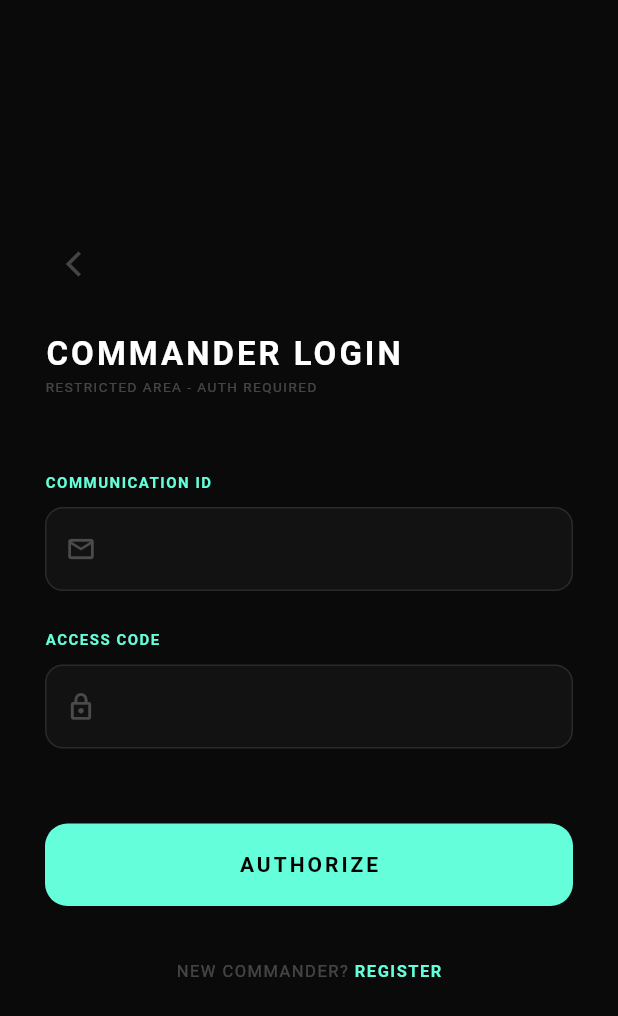
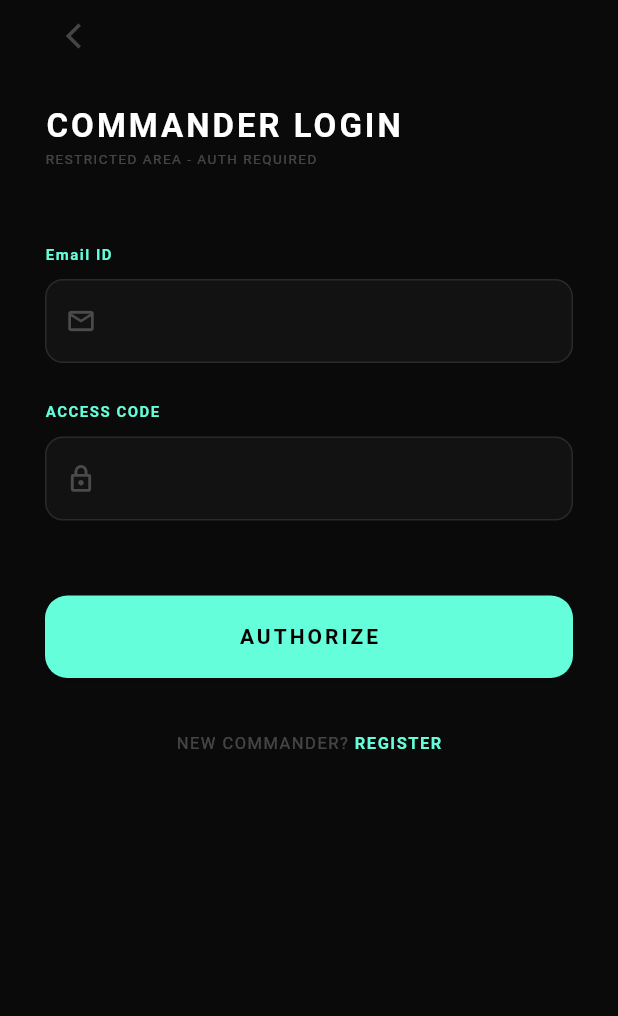
Before and after one commit to Mr-Jayed/TracON_Project1, a Flutter app: the screen it shows after launch, after a tap on "SIGN IN", on a phone screen of 412 x 824 dp. Shown: the top 1016 px of the screen. Run offline on Flutter 3.47's test engine with Material 3 defaults, Android fonts, the phone set to English and light mode, and no system bars; our stand-ins replace audioplayers, flutter_map, latlong2, supabase_flutter; missing offline and left inert: onesignal_flutter; accounts and stored records are empty.

Commit message:
login/signup now

```diff
--- a/lib/login_page.dart
+++ b/lib/login_page.dart
@@ -62,8 +62,9 @@ class _LoginPageState extends State<LoginPage> {
   Widget build(BuildContext context) {
     return Scaffold(
       backgroundColor: const Color(0xFF0A0A0A),
+      resizeToAvoidBottomInset: true,
       body: SafeArea(
-        child: Padding(
+        child: SingleChildScrollView(
           padding: const EdgeInsets.symmetric(horizontal: 30),
           child: Column(
             mainAxisAlignment: MainAxisAlignment.center,
@@ -78,7 +79,7 @@ class _LoginPageState extends State<LoginPage> {
               const Text("RESTRICTED AREA - AUTH REQUIRED", style: TextStyle(color: Colors.white24, fontSize: 9, letterSpacing: 1)),
               const SizedBox(height: 50),
 
-              _buildTextField(_emailController, "COMMUNICATION ID", Icons.email_outlined, false),
+              _buildTextField(_emailController, "Email ID", Icons.email_outlined, false),
               const SizedBox(height: 25),
               _buildTextField(_passwordController, "ACCESS CODE", Icons.lock_outline, true),
 
```
